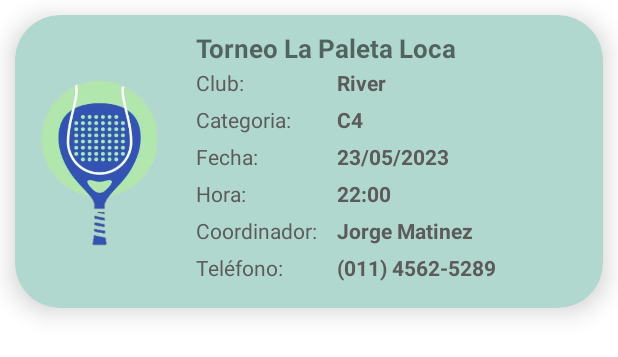
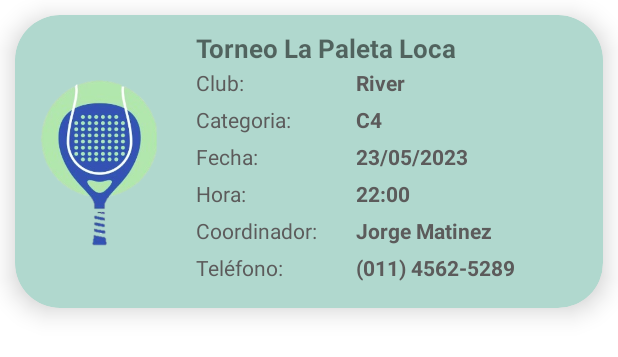
Before and after one commit to sabrinaValansi/PadelMatch_Jugador, an Android app: the layout tournament_item.xml on its own in the app's theme, with its tools: preview values and no code run, on a phone screen of 412 x 824 dp. Shown: the top 357 px of the screen. Run offline under Robolectric (Android 15) with nearby library versions, the phone set to English and light mode, and no system bars.

Commit message:
se ajusto coordinador en card

```diff
--- a/app/src/main/res/layout/tournament_item.xml
+++ b/app/src/main/res/layout/tournament_item.xml
@@ -50,7 +50,7 @@
 
 
             <androidx.appcompat.widget.LinearLayoutCompat
-                android:layout_width="0dp"
+                android:layout_width="20dp"
                 android:layout_height="wrap_content"
                 android:layout_weight="35"
                 android:orientation="vertical">
```
